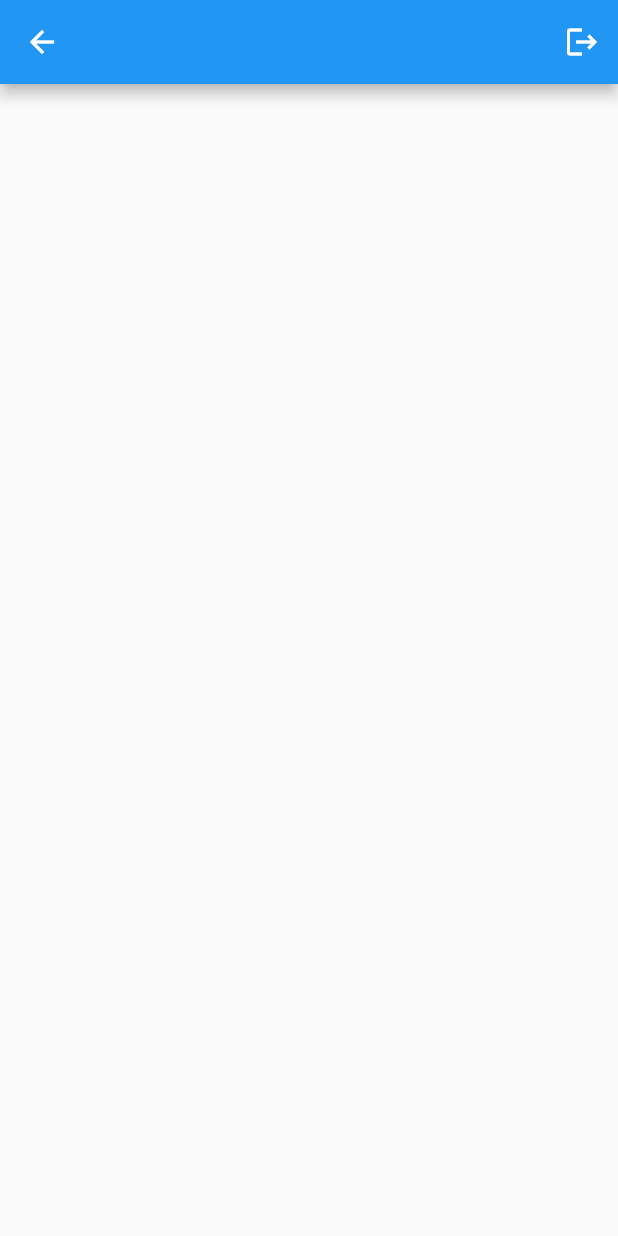
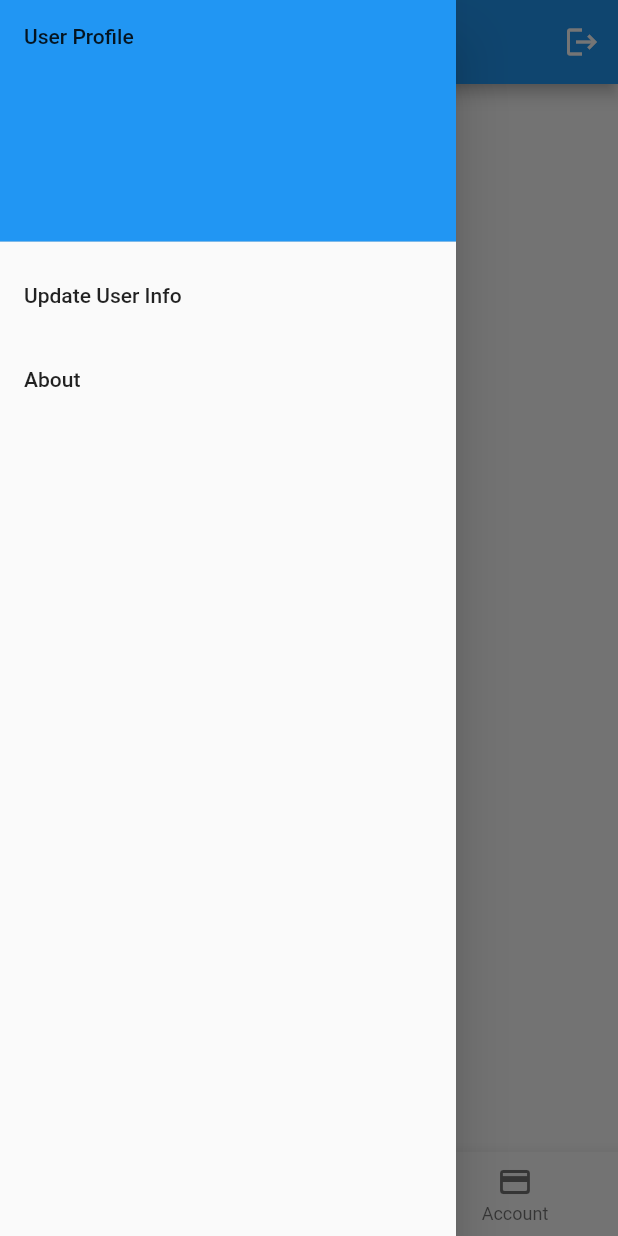
Before and after one commit to ishannadeep/E-Wallet, a Flutter app: the Home screen opened directly, with the side drawer open (before the commit the screen has no drawer), on a phone screen of 412 x 824 dp. Run offline on Flutter 3.47's test engine with Material 2 defaults, Android fonts, the phone set to English and light mode, and no system bars; our stand-ins replace cloud_firestore, email_validator, firebase_auth, firebase_core, flutter_spinkit; accounts and stored records are empty.

Commit message:
implemented account_widget and transaction_widget interfaces

```diff
--- a/lib/Interfaces/home.dart
+++ b/lib/Interfaces/home.dart
@@ -1,19 +1,48 @@
 import 'package:cloud_firestore/cloud_firestore.dart';
 import 'package:e_wallet/Interfaces/loading.dart';
 import 'package:e_wallet/Services/services.dart';
+import 'package:e_wallet/widgets/account_widget.dart';
+import 'package:e_wallet/widgets/drawer_widget.dart';
+import 'package:e_wallet/widgets/home_widget.dart';
+import 'package:e_wallet/widgets/transactions_widget.dart';
 import 'package:firebase_auth/firebase_auth.dart';
 import 'package:flutter/material.dart';
-
+import 'error.dart';
+import 'home_theme.dart';
+import 'login.dart';
+import 'package:e_wallet/widgets/home_widget.dart';
 class Home extends StatefulWidget {
   @override
   _HomeState createState() => _HomeState();
 }
 
 class _HomeState extends State<Home> {
+
+  final GlobalKey<ScaffoldState> _scaffoldKey = GlobalKey<ScaffoldState>();
   final FirebaseAuth _auth = FirebaseAuth.instance;
 
+  bool _loading=false;
+  int _selectedIndex = 0;
+
+  static const TextStyle optionStyle =
+  TextStyle(fontSize: 30, fontWeight: FontWeight.bold);
+  static const List<Widget> _widgetOptions = <Widget>[
+    Home_widget(),
+    Transaction_widget(),
+    Account_widget()
+  ];
+
+  void _onItemTapped(int index) {
+    setState(() {
+      _selectedIndex = index;
+    });
+  }
   @override
   Widget build(BuildContext context) {
+    if(_auth==null){
+      print("uid nulll error");
+      return Loading();
+    }else{
       String userid = _auth.currentUser.uid;
       return StreamBuilder<DocumentSnapshot>(
           stream: FirebaseFirestore.instance
@@ -22,31 +51,40 @@ class _HomeState extends State<Home> {
               .snapshots(),
           builder:
               (BuildContext context, AsyncSnapshot<DocumentSnapshot> snapshot) {
+            var userDocument = snapshot.data;
             if (snapshot.hasError) {
-            return Text('Something went wrong');
+              return FirebaseError();
             }
-
-          if (snapshot.connectionState == ConnectionState.waiting) {
-            return Loading();
-          }
-          var userDocument = snapshot.data;
+           if(snapshot.connectionState == ConnectionState.active){
               return Scaffold(
+                key: _scaffoldKey,
                 appBar: AppBar(
                   title: Text(userDocument['firstname']),
                   actions: <Widget>[
                     IconButton(
                       icon: Icon(Icons.logout),
                       tooltip: 'Logout',
-                  onPressed: () {
-                    signout();
+                      onPressed: () async{
+                        try {
+                          await _auth.signOut();
+                          //Navigator.pop(context);
+                         Navigator.of(context ).pushReplacement(MaterialPageRoute(builder: (context)=>Login()));
+                        }catch(e){
+                          print("signout error: $e");
+                        }
                       },
                     ),
                   ],
                 ),
-            body: Center(
-              child: Container(),
+                drawer: user_drawer,
+                body:Center(
+                  child: _widgetOptions.elementAt(_selectedIndex),
                 ),
+                bottomNavigationBar:bottom_navigation_bar(selectedIndex: _selectedIndex,onItemTapped:_onItemTapped ,),
               );
+            }
+            return Home_theme();
           });
     }
     }
+}
--- /dev/null
+++ b/lib/Interfaces/home_theme.dart
@@ -0,0 +1,81 @@
+import 'package:e_wallet/widgets/drawer_widget.dart';
+import 'package:firebase_auth/firebase_auth.dart';
+import 'package:flutter/material.dart';
+
+
+class Home_theme extends StatelessWidget {
+  const Home_theme({Key key}) : super(key: key);
+
+  @override
+  Widget build(BuildContext context) {
+    return  Scaffold(
+
+      appBar: AppBar(
+        actions: <Widget>[
+          IconButton(
+            icon: Icon(Icons.logout,color: Colors.white,),
+          ),
+        ],
+      ),
+      drawer: user_drawer,
+      body:Center(
+      ),
+      bottomNavigationBar: bottom_navigation_bar_theme,
+    );
+  }
+}
+
+
+var bottom_navigation_bar_theme=BottomNavigationBar(
+items: const <BottomNavigationBarItem>[
+BottomNavigationBarItem(
+icon: Icon(Icons.home_outlined),
+label: 'Home',
+),
+BottomNavigationBarItem(
+icon: Icon(Icons.business_rounded),
+label: 'Transactions',
+),
+BottomNavigationBarItem(
+icon: Icon(Icons.credit_card_rounded),
+label: 'Account',
+),
+],
+currentIndex: 0,
+selectedItemColor: Colors.lightBlue,
+
+);
+
+class bottom_navigation_bar extends StatefulWidget {
+  int selectedIndex;
+  Function onItemTapped;
+   bottom_navigation_bar({Key key,this.selectedIndex,this.onItemTapped}) : super(key: key);
+
+  @override
+  _bottom_navigation_barState createState() => _bottom_navigation_barState();
+}
+
+class _bottom_navigation_barState extends State<bottom_navigation_bar> {
+  @override
+  Widget build(BuildContext context) {
+    return BottomNavigationBar(
+      items: const <BottomNavigationBarItem>[
+        BottomNavigationBarItem(
+          icon: Icon(Icons.home_outlined),
+          label: 'Home',
+        ),
+        BottomNavigationBarItem(
+          icon: Icon(Icons.business_rounded),
+          label: 'Transactions',
+        ),
+        BottomNavigationBarItem(
+          icon: Icon(Icons.credit_card_rounded),
+          label: 'Account',
+        ),
+      ],
+      currentIndex: widget.selectedIndex,
+      selectedItemColor: Colors.lightBlue,
+      onTap: widget.onItemTapped,
+    );
+  }
+}
--- /dev/null
+++ b/lib/widgets/drawer_widget.dart
@@ -0,0 +1,29 @@
+import 'package:flutter/material.dart';
+var user_drawer=Drawer(
+  child: ListView(
+    // Important: Remove any padding from the ListView.
+    padding: EdgeInsets.zero,
+    children: <Widget>[
+      DrawerHeader(
+        child: Text('User Profile'),
+        decoration: BoxDecoration(
+          color: Colors.blue,
+        ),
+      ),
+      ListTile(
+        title: Text('Update User Info'),
+        onTap: () {
+          // Update the state of the app.
+          // ...
+        },
+      ),
+      ListTile(
+        title: Text('About'),
+        onTap: () {
+          // Update the state of the app.
+          // ...
+        },
+      ),
+    ],
+  ),
+);
--- /dev/null
+++ b/lib/widgets/home_widget.dart
@@ -0,0 +1,14 @@
+import 'package:flutter/material.dart';
+class Home_widget extends StatefulWidget {
+  const Home_widget({Key key}) : super(key: key);
+
+  @override
+  _Home_widgetState createState() => _Home_widgetState();
+}
+
+class _Home_widgetState extends State<Home_widget> {
+  @override
+  Widget build(BuildContext context) {
+    return Container(child: Text("Home_Widget"),);
+  }
+}
--- a/lib/wrapper.dart
+++ b/lib/wrapper.dart
@@ -14,7 +14,7 @@ class _WrapperState extends State<Wrapper> {
   @override
   Widget build(BuildContext context) {
     return StreamBuilder(
-      stream: FirebaseAuth.instance.idTokenChanges(),
+      stream: FirebaseAuth.instance.authStateChanges(),
       builder: (context, snapshot) {
         if (snapshot.connectionState == ConnectionState.active) {
           User user = snapshot.data;
```
Also changed, not shown: lib/Interfaces/login.dart (+24 -3 lines), lib/Interfaces/register.dart (+32 -5 lines), lib/Services/services.dart (+5 -2 lines), lib/main.dart (+9 -2 lines), lib/widgets/account_widget.dart (added, +137 -0 lines), lib/widgets/transactions_widget.dart (added, +197 -0 lines). Lines whose indentation alone changed are shown as unchanged.
